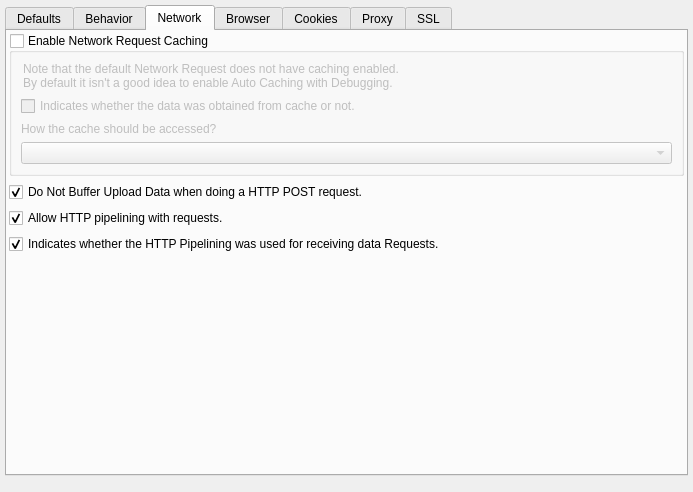
Old version of the form src/configdialog/configdialogui.ui in the repository HJCMS/xhtmldbg.
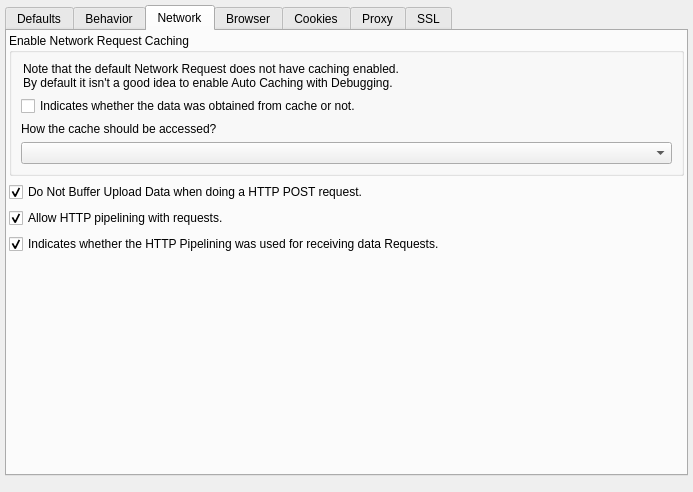
New version of the form. The open tabs and pages were chosen to show the change. Custom widgets are drawn as their Qt base class.

Patch:
```diff
--- a/src/configdialog/configdialogui.ui
+++ b/src/configdialog/configdialogui.ui
@@ -325,7 +325,7 @@
           <string>Enable Network Request Caching</string>
          </property>
          <property name="checkable">
-          <bool>true</bool>
+          <bool>false</bool>
          </property>
          <property name="checked">
           <bool>false</bool>
```
Left out of the diff: 2 changed lines with no effect on the pictures.
